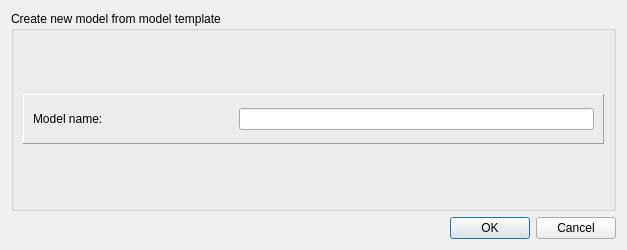
Qt form opus_gui/models_manager/views/model_from_template_dialog_base.ui (psrc/urbansim) before a commit.
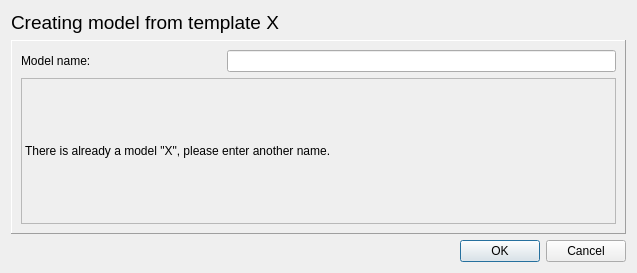
The same form after that commit.

The edit to the form file:
```diff
--- a/opus_gui/models_manager/views/model_from_template_dialog_base.ui
+++ b/opus_gui/models_manager/views/model_from_template_dialog_base.ui
@@ -5,8 +5,8 @@
    <rect>
     <x>0</x>
     <y>0</y>
-    <width>627</width>
-    <height>250</height>
+    <width>637</width>
+    <height>273</height>
    </rect>
   </property>
   <property name="windowTitle" >
@@ -14,26 +14,34 @@
   </property>
   <layout class="QVBoxLayout" name="verticalLayout" >
    <item>
-    <widget class="QGroupBox" name="groupBox" >
-     <property name="title" >
-      <string>Create new model from model template</string>
+    <widget class="QLabel" name="lbl_header" >
+     <property name="sizePolicy" >
+      <sizepolicy vsizetype="Maximum" hsizetype="Preferred" >
+       <horstretch>0</horstretch>
+       <verstretch>0</verstretch>
+      </sizepolicy>
      </property>
-     <layout class="QVBoxLayout" name="vlayout" >
+     <property name="font" >
+      <font>
+       <pointsize>14</pointsize>
+      </font>
+     </property>
+     <property name="text" >
+      <string>Creating model from template X</string>
+     </property>
+    </widget>
+   </item>
       <item>
        <widget class="QFrame" name="frame" >
-        <property name="maximumSize" >
-         <size>
-          <width>16777215</width>
-          <height>50</height>
-         </size>
-        </property>
         <property name="frameShape" >
          <enum>QFrame::Panel</enum>
         </property>
         <property name="frameShadow" >
          <enum>QFrame::Raised</enum>
         </property>
-        <layout class="QHBoxLayout" name="horizontalLayout" >
+     <layout class="QVBoxLayout" name="verticalLayout_2" >
+      <item>
+       <layout class="QHBoxLayout" name="horizontalLayout_2" >
          <item>
           <widget class="QLabel" name="label" >
            <property name="sizePolicy" >
@@ -60,9 +68,28 @@
           </widget>
          </item>
          <item>
-          <widget class="QLineEdit" name="leModelName" />
-         </item>
-        </layout>
+         <widget class="QLineEdit" name="le_model_name" />
+        </item>
+       </layout>
+      </item>
+      <item>
+       <widget class="QLabel" name="lbl_name_warning" >
+        <property name="font" >
+         <font>
+          <weight>50</weight>
+          <italic>false</italic>
+          <bold>false</bold>
+         </font>
+        </property>
+        <property name="frameShape" >
+         <enum>QFrame::StyledPanel</enum>
+        </property>
+        <property name="text" >
+         <string>There is already a model "X", please enter another name.</string>
+        </property>
+        <property name="margin" >
+         <number>5</number>
+        </property>
        </widget>
       </item>
      </layout>
```
Left out of the diff: 45 changed lines with no effect on the pictures. Lines whose indentation alone changed are shown as unchanged.
